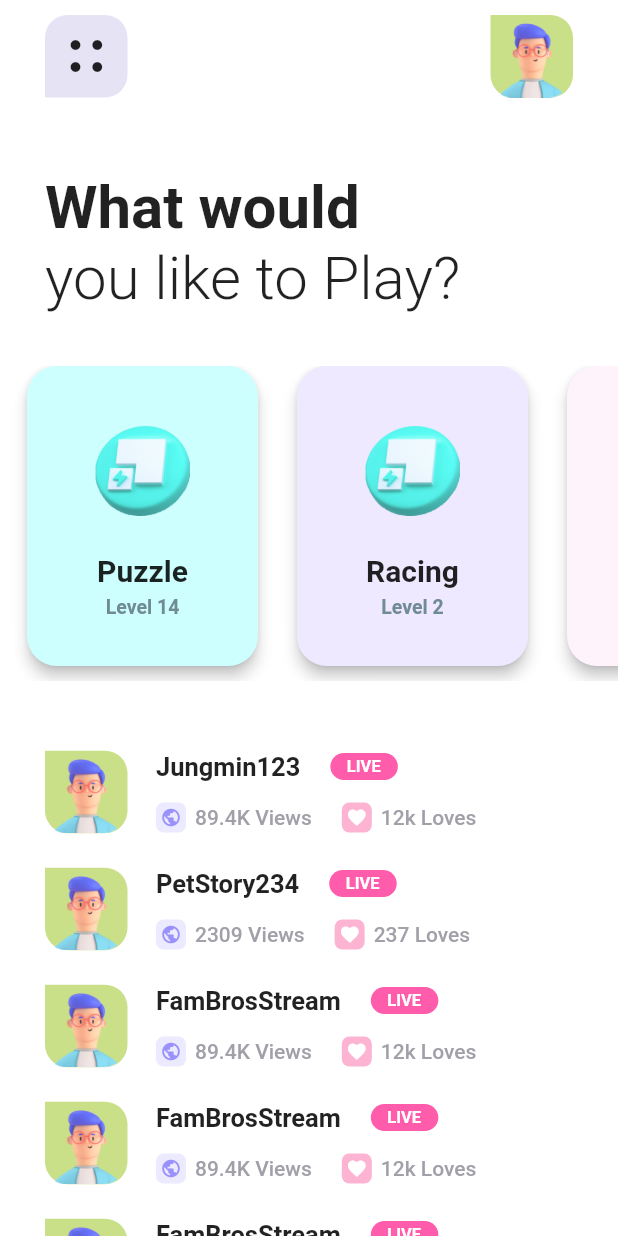
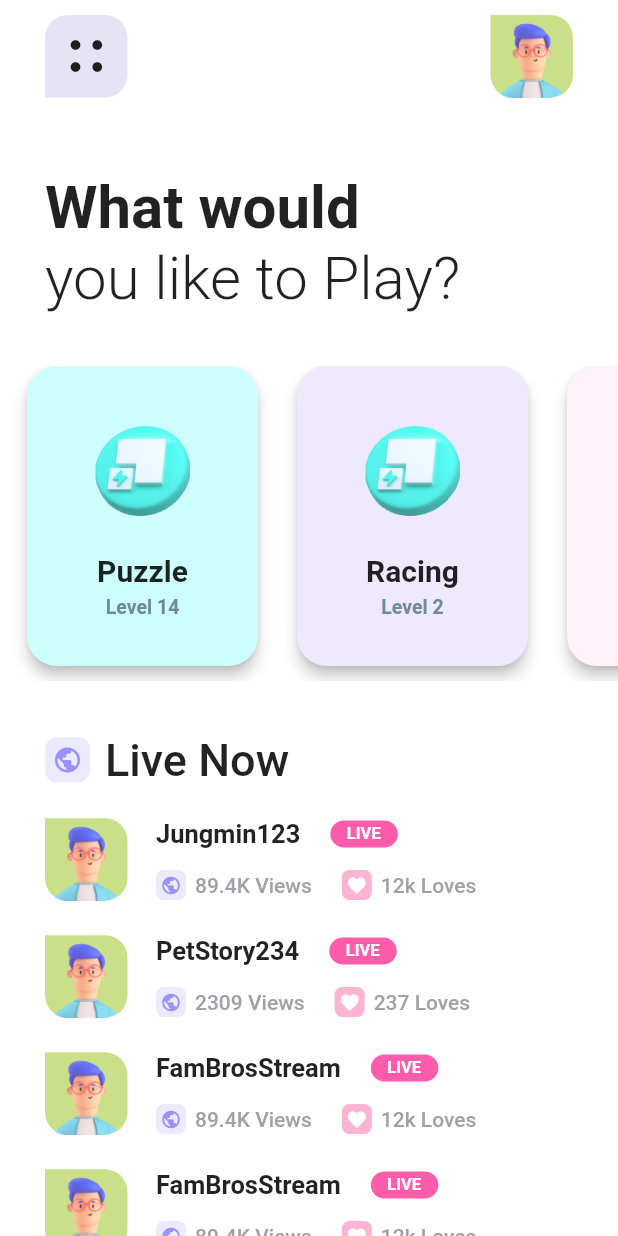
Before and after one commit to hipsterreed/portfolio, a Flutter app: the screen it shows after launch, on a phone screen of 412 x 824 dp. Run offline on Flutter 3.47's test engine with Material 2 defaults, Android fonts, the phone set to English and light mode, and no system bars.

Commit message:
Added live now header

```diff
--- a/lib/pages/dribbble_implementations/game_streaming_app/game_streaming_app_page.dart
+++ b/lib/pages/dribbble_implementations/game_streaming_app/game_streaming_app_page.dart
@@ -196,7 +196,34 @@ class _GameStreamingAppState extends State<GameStreamingApp> {
 
     return Container(
       child: Column(
-        children: liveChannels.map((channel) => _buildLiveChannelRow(channel)).toList(),
+        children: [
+          Row(
+            children: [
+              Container(
+                width: 30.0,
+                height: 30.0,
+                decoration: BoxDecoration(
+                  color: const Color(0xffebeafe),
+                  borderRadius: BorderRadius.circular(8),
+                ),
+                child: Icon(
+                  Icons.public,
+                  size: 20.0,
+                  color: Color(0xff9b91fb),
+                ),
+              ),
+              SizedBox(width: 10.0),
+              Text(
+                'Live Now',
+                style: TextStyle(fontSize: 30, fontWeight: FontWeight.w500),
+              ),
+            ],
+          ),
+          SizedBox(height: 10),
+          Column(
+            children: liveChannels.map((channel) => _buildLiveChannelRow(channel)).toList(),
+          ),
+        ],
       ),
     );
   }
```
